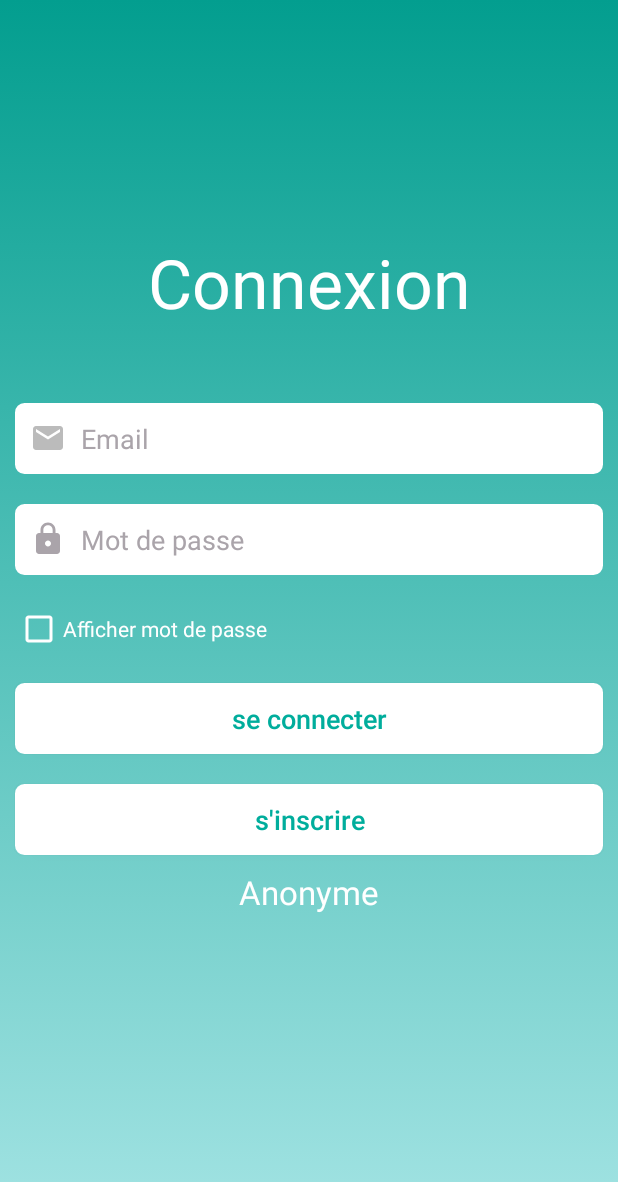
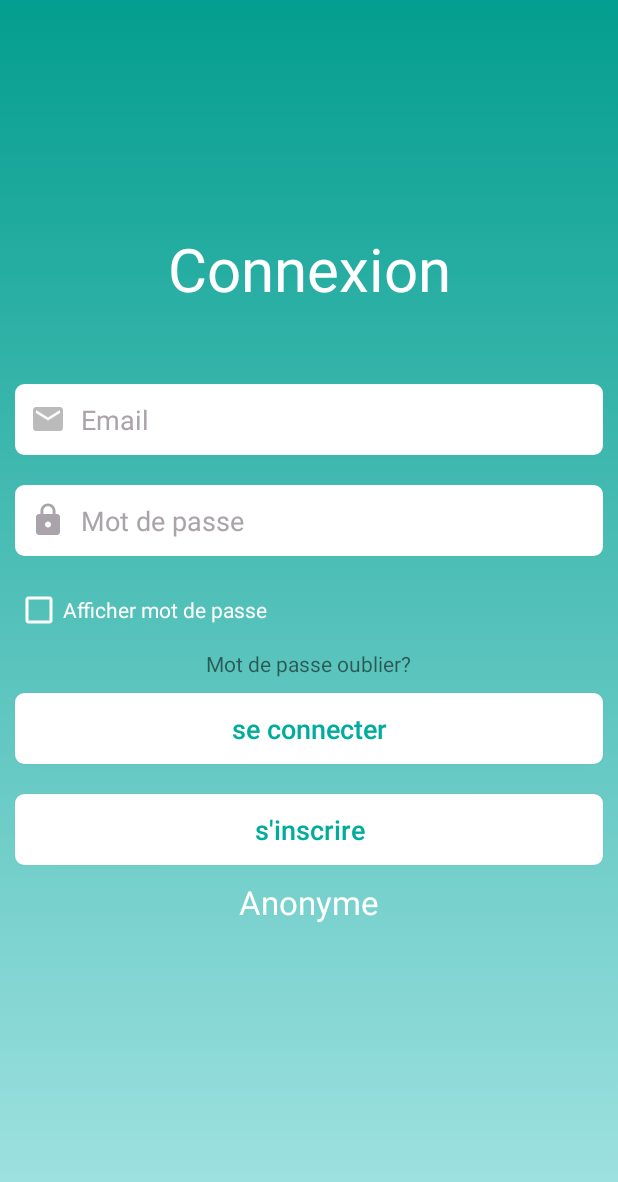
Before and after one commit to Messlohi/jamiaaty, an Android app: the LoginActivity screen opened directly, with no data from a screen before it, on a phone screen of 412 x 824 dp. Shown: the top 1182 px of the screen. Run offline under Robolectric (Android 15) with nearby library versions, the phone set to English and light mode, and no system bars; our stand-ins replace Firebase (no records; nobody signed in at launch, a user with empty details on screens opened directly); Roboto replaces fonts that are not available here; 1 statement that could not run was skipped.

```diff
--- a/app/src/main/res/layout/activity_login.xml
+++ b/app/src/main/res/layout/activity_login.xml
@@ -12,11 +12,12 @@
         android:layout_width="match_parent"
         android:layout_height="wrap_content"
         android:text="Connexion"
+        android:id="@+id/tv_mainLabel"
         android:fontFamily="@font/roboto"
         android:layout_marginBottom="40dp"
         android:textAlignment="center"
         android:textColor="@android:color/white"
-        android:textSize="45sp" />
+        android:textSize="40sp" />
 
     <EditText
         android:layout_width="match_parent"
@@ -49,6 +50,8 @@
         android:paddingLeft="10dp"
         android:background="@drawable/custom_input"
         />
+
+
         <CheckBox
             android:layout_width="match_parent"
             android:layout_height="wrap_content"
@@ -58,6 +61,13 @@
             android:buttonTint="@android:color/white"
             android:text="Afficher mot de passe"
             android:textColor="@android:color/white" />
+     <TextView
+        android:layout_width="wrap_content"
+        android:layout_height="wrap_content"
+         android:id="@+id/tv_mdpForgoten_login"
+        android:text="Mot de passe oublier?"/>
+
+
 
     <Button
         android:id="@+id/button_login"
```
Also changed, not shown: app/src/main/java/com/example/jamiaaty/Fragment1.java (+2 -16 lines), app/src/main/java/com/example/jamiaaty/LoginActivity.java (+69 -3 lines). Lines whose indentation alone changed are shown as unchanged.
